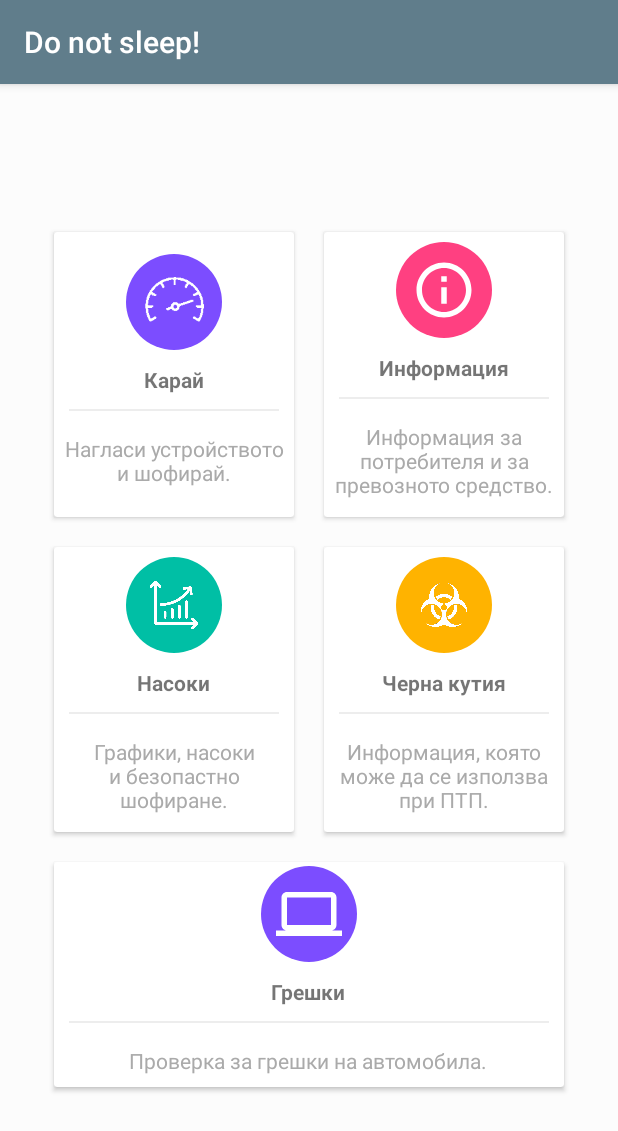
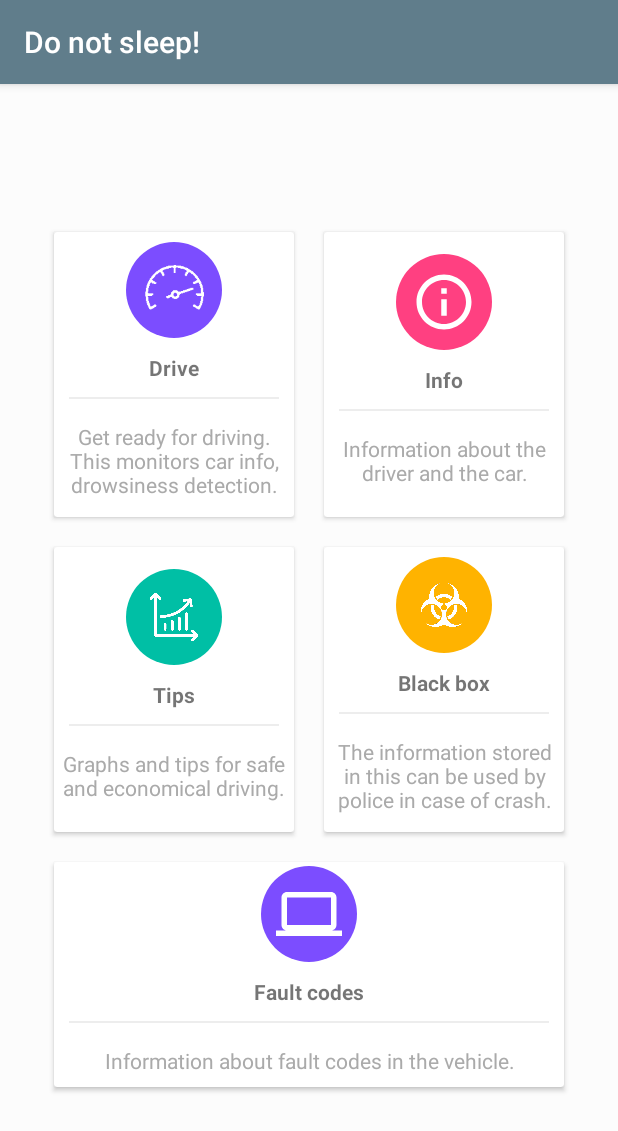
Before and after one commit to teodor-hristov/Driverify, an Android app: the screen it shows after launch (Home), on a phone screen of 412 x 824 dp. Shown: the top 1131 px of the screen. Run offline under Robolectric (Android 15) with nearby library versions, the phone set to English and light mode, and no system bars.

Commit message:
Add strings

```diff
--- a/app/src/main/res/layout/activity_drive.xml
+++ b/app/src/main/res/layout/activity_drive.xml
@@ -32,7 +32,7 @@
 
     </com.demotxt.droidsrce.homedashboard.ui.camera.CameraSourcePreview>
 
-<LinearLayout
+    <LinearLayout
     android:layout_width="match_parent"
     android:layout_height="match_parent"
     android:orientation="horizontal"
@@ -106,6 +106,7 @@
         </androidx.cardview.widget.CardView>
 
     </LinearLayout>
+
     <LinearLayout
         android:layout_width="match_parent"
         android:layout_height="match_parent"
@@ -142,6 +143,7 @@
         </androidx.cardview.widget.CardView>
 
     </LinearLayout>
+
     <LinearLayout
         android:layout_width="match_parent"
         android:layout_height="match_parent"
--- a/app/src/main/res/layout/activity_home.xml
+++ b/app/src/main/res/layout/activity_home.xml
@@ -43,7 +43,7 @@ tools:context="com.demotxt.droidsrce.homedashboard.Home">
                     android:layout_width="wrap_content"
                     android:layout_height="wrap_content"
                     android:layout_marginTop="10dp"
-                    android:text="Карай"
+                    android:text="@string/homeDrive"
                     android:textStyle="bold" />
 
                 <View
@@ -57,7 +57,7 @@ tools:context="com.demotxt.droidsrce.homedashboard.Home">
                     android:layout_height="wrap_content"
                     android:gravity="center"
                     android:padding="5dp"
-                    android:text="Нагласи устройството и шофирай."
+                    android:text="@string/homeDriveInfo"
                     android:textColor="@android:color/darker_gray" />
 
             </LinearLayout>
@@ -87,7 +87,7 @@ tools:context="com.demotxt.droidsrce.homedashboard.Home">
                     android:layout_width="wrap_content"
                     android:layout_height="wrap_content"
                     android:layout_marginTop="10dp"
-                    android:text="Информация"
+                    android:text="@string/homeInfo"
                     android:textStyle="bold" />
 
                 <View
@@ -101,7 +101,7 @@ tools:context="com.demotxt.droidsrce.homedashboard.Home">
                     android:layout_height="wrap_content"
                     android:gravity="center"
                     android:padding="5dp"
-                    android:text="Информация за потребителя и за превозното средство."
+                    android:text="@string/homeInfoInfo"
                     android:textColor="@android:color/darker_gray" />
 
             </LinearLayout>
@@ -140,7 +140,7 @@ tools:context="com.demotxt.droidsrce.homedashboard.Home">
                     android:layout_width="wrap_content"
                     android:layout_height="wrap_content"
                     android:layout_marginTop="10dp"
-                    android:text="Насоки"
+                    android:text="@string/homeTips"
                     android:textStyle="bold" />
 
                 <View
@@ -154,7 +154,7 @@ tools:context="com.demotxt.droidsrce.homedashboard.Home">
                     android:layout_height="wrap_content"
                     android:gravity="center"
                     android:padding="5dp"
-                    android:text="Графики, насоки и безопастно шофиране."
+                    android:text="@string/homeTipsInfo"
                     android:textColor="@android:color/darker_gray" />
 
             </LinearLayout>
@@ -184,7 +184,7 @@ tools:context="com.demotxt.droidsrce.homedashboard.Home">
                     android:layout_width="wrap_content"
                     android:layout_height="wrap_content"
                     android:layout_marginTop="10dp"
-                    android:text="Черна кутия"
+                    android:text="@string/homeBlackBox"
                     android:textStyle="bold" />
 
                 <View
@@ -198,7 +198,7 @@ tools:context="com.demotxt.droidsrce.homedashboard.Home">
                     android:layout_height="wrap_content"
                     android:gravity="center"
                     android:padding="5dp"
-                    android:text="Информация, която може да се използва при ПТП."
+                    android:text="@string/homeBlackBoxInfo"
                     android:textColor="@android:color/darker_gray" />
 
             </LinearLayout>
@@ -238,7 +238,7 @@ tools:context="com.demotxt.droidsrce.homedashboard.Home">
                     android:layout_width="wrap_content"
                     android:layout_height="wrap_content"
                     android:layout_marginTop="10dp"
-                    android:text="Грешки"
+                    android:text="@string/homeFaultCodes"
                     android:textStyle="bold" />
 
                 <View
@@ -252,7 +252,7 @@ tools:context="com.demotxt.droidsrce.homedashboard.Home">
                     android:layout_height="wrap_content"
                     android:gravity="center"
                     android:padding="5dp"
-                    android:text="Проверка за грешки на автомобила."
+                    android:text="@string/homeFaultCodesInfo"
                     android:textColor="@android:color/darker_gray" />
 
             </LinearLayout>
--- a/app/src/main/res/values/strings.xml
+++ b/app/src/main/res/values/strings.xml
@@ -6,6 +6,19 @@
     <string name="no_camera_permission">This application cannot run because it does not have the camera permission.  The application will now exit.</string>
     <string name="low_storage_error">Face detector dependencies cannot be downloaded due to low device storage</string>
 
+<!--    HOME-->
+    <string name="homeDrive">Drive</string>
+    <string name="homeDriveInfo">Get ready for driving. This monitors car info, drowsiness detection.</string>
+    <string name="homeInfo">Info</string>
+    <string name="homeInfoInfo">Information about the driver and the car.</string>
+    <string name="homeTips">Tips</string>
+    <string name="homeTipsInfo">Graphs and tips for safe and economical driving.</string>
+    <string name="homeBlackBox">Black box</string>
+    <string name="homeBlackBoxInfo">The information stored in this can be used by police in case of crash.</string>
+    <string name="homeFaultCodes">Fault codes</string>
+    <string name="homeFaultCodesInfo">Information about fault codes in the vehicle.</string>
+
+<!--    DRIVE-->
     <string name="rpmText">Engine RPM</string>
     <string name="coolantText">Coolant temperature (C)</string>
     <string name="fuelText">Fuel (l)</string>
```
